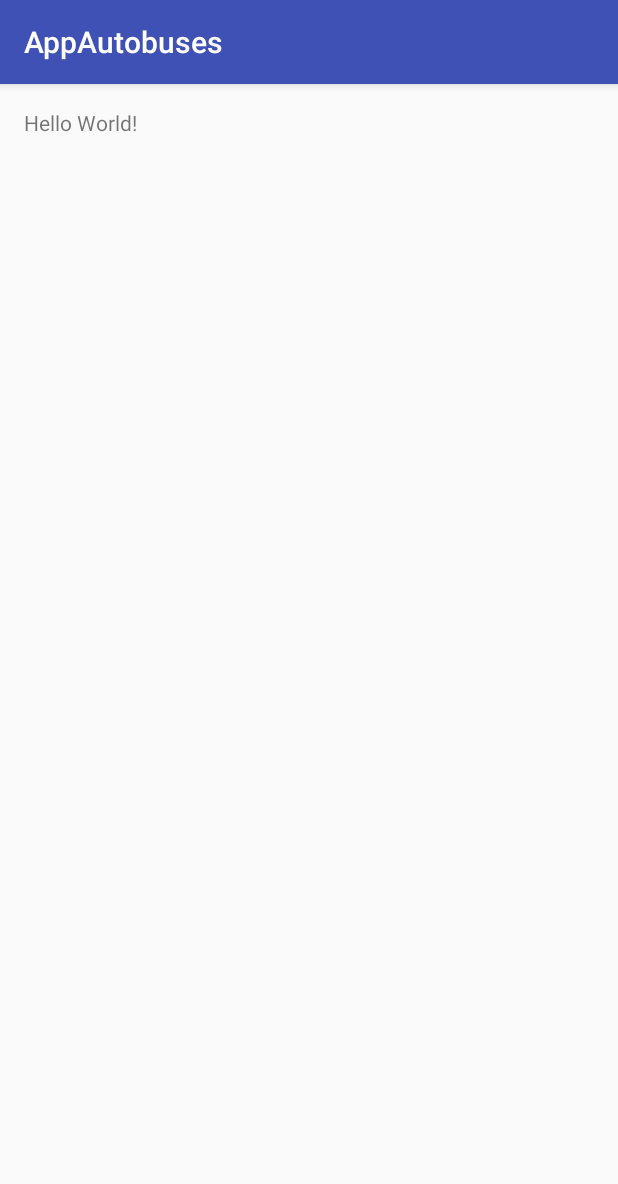
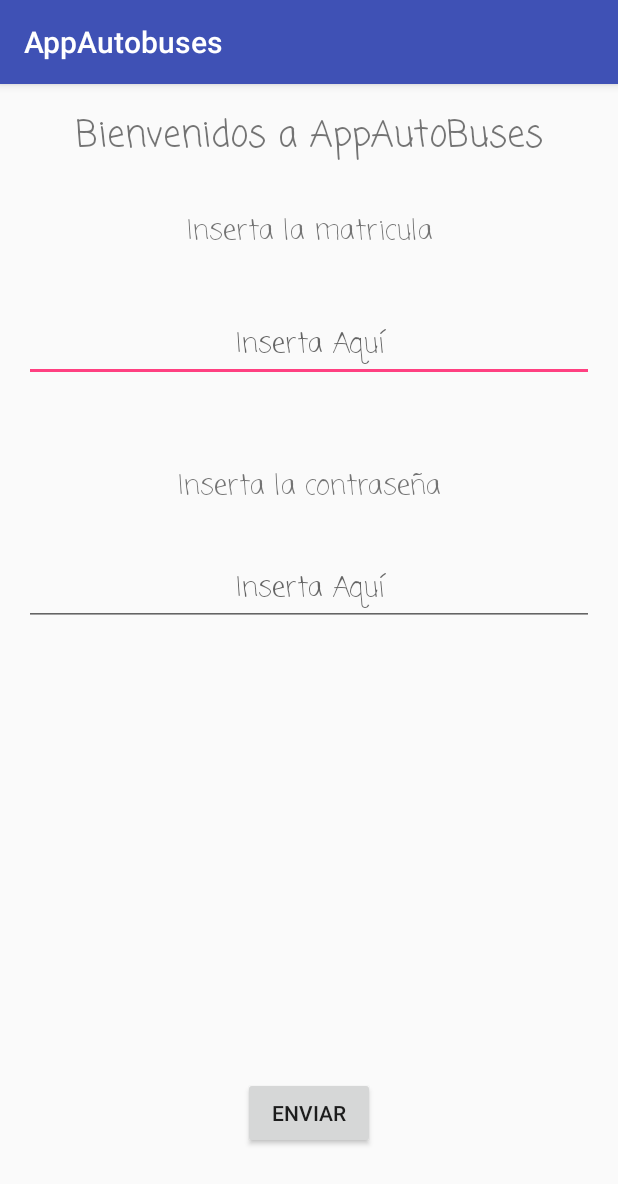
Before and after one commit to SergiGonzalezDAM/AppAutobuses, an Android app: the screen it shows after launch (MainActivity), on a phone screen of 412 x 824 dp. Shown: the top 1184 px of the screen. Run offline under Robolectric (Android 15) with nearby library versions, the phone set to English and light mode, and no system bars.

Commit message:
Estructura main layout acabada

```diff
--- a/app/src/main/java/com/sergigonzalez/appautobuses/MainActivity.java
+++ b/app/src/main/java/com/sergigonzalez/appautobuses/MainActivity.java
@@ -6,7 +6,8 @@ import android.os.Bundle;
 public class MainActivity extends AppCompatActivity {
 
     @Override
-    protected void onCreate(Bundle savedInstanceState) {
+    protected void onCreate(Bundle savedInstanceState)
+    {
         super.onCreate(savedInstanceState);
         setContentView(R.layout.activity_main);
     }
--- a/app/src/main/res/layout/activity_main.xml
+++ b/app/src/main/res/layout/activity_main.xml
@@ -2,7 +2,7 @@
 <RelativeLayout xmlns:android="http://schemas.android.com/apk/res/android"
     xmlns:tools="http://schemas.android.com/tools"
     android:id="@+id/activity_main"
-    android:layout_width="match_parent"
+    android:layout_width="wrap_content"
     android:layout_height="match_parent"
     android:paddingBottom="@dimen/activity_vertical_margin"
     android:paddingLeft="@dimen/activity_horizontal_margin"
@@ -11,7 +11,75 @@
     tools:context="com.sergigonzalez.appautobuses.MainActivity">
 
     <TextView
+        android:layout_width="match_parent"
+        android:textAlignment="center"
+        android:text="@string/mensajeBienvenida"
+        android:fontFamily="casual"
+        android:textSize="24sp"
+        android:id="@+id/textViewMsgWelcome"
+        android:layout_height="wrap_content" />
+
+    <TextView
+        android:text="@string/mensajePassword"
+        android:textAlignment="center"
+        android:layout_width="match_parent"
+        android:layout_height="wrap_content"
+        android:id="@+id/textViewMsgPassWord"
+        android:fontFamily="casual"
+        android:textSize="18sp"
+        android:layout_marginTop="56dp"
+        android:layout_below="@+id/editText2"
+        android:layout_alignParentLeft="true"
+        android:layout_alignParentStart="true" />
+
+    <TextView
+        android:text="@string/mensajeLogueo"
+        android:textAlignment="center"
+        android:layout_width="match_parent"
+        android:layout_height="wrap_content"
+        android:id="@+id/textViewMatricula"
+        android:layout_marginTop="31dp"
+        android:fontFamily="casual"
+        android:textSize="18sp"
+        android:layout_below="@+id/textViewMsgWelcome"
+        android:layout_alignParentLeft="true"
+        android:layout_alignParentStart="true" />
+
+    <EditText
+        android:layout_width="match_parent"
+        android:layout_height="wrap_content"
+        android:inputType="textPersonName"
+        android:ems="10"
+        android:textAlignment="center"
+        android:layout_marginTop="37dp"
+        android:id="@+id/editText2"
+        android:fontFamily="casual"
+        android:hint="@string/insertaAqui"
+        android:layout_below="@+id/textViewMatricula"
+        android:layout_alignParentLeft="true"
+        android:layout_alignParentStart="true" />
+
+    <EditText
+        android:layout_width="match_parent"
+        android:layout_height="wrap_content"
+        android:inputType="textPersonName"
+        android:ems="10"
+        android:layout_marginTop="30dp"
+        android:id="@+id/editTextPassword"
+        android:fontFamily="casual"
+        android:hint="@string/insertaAqui"
+        android:textAlignment="center"
+        android:layout_below="@+id/textViewMsgPassWord"
+        android:layout_alignParentLeft="true"
+        android:layout_alignParentStart="true" />
+
+    <Button
+        android:text="@string/botonEnviar"
         android:layout_width="wrap_content"
         android:layout_height="wrap_content"
-        android:text="Hello World!" />
+        android:layout_alignParentBottom="true"
+        android:layout_centerHorizontal="true"
+        android:layout_marginBottom="42dp"
+        android:id="@+id/btnMainSend" />
+
 </RelativeLayout>
--- a/app/src/main/res/values/strings.xml
+++ b/app/src/main/res/values/strings.xml
@@ -1,3 +1,8 @@
 <resources>
     <string name="app_name">AppAutobuses</string>
+    <string name="mensajeBienvenida">Bienvenidos a AppAutoBuses</string>
+    <string name="mensajeLogueo">Inserta la matricula</string>
+    <string name="insertaAqui">Inserta Aquí</string>
+    <string name="mensajePassword">Inserta la contraseña</string>
+    <string name="botonEnviar">Enviar</string>
 </resources>
```
